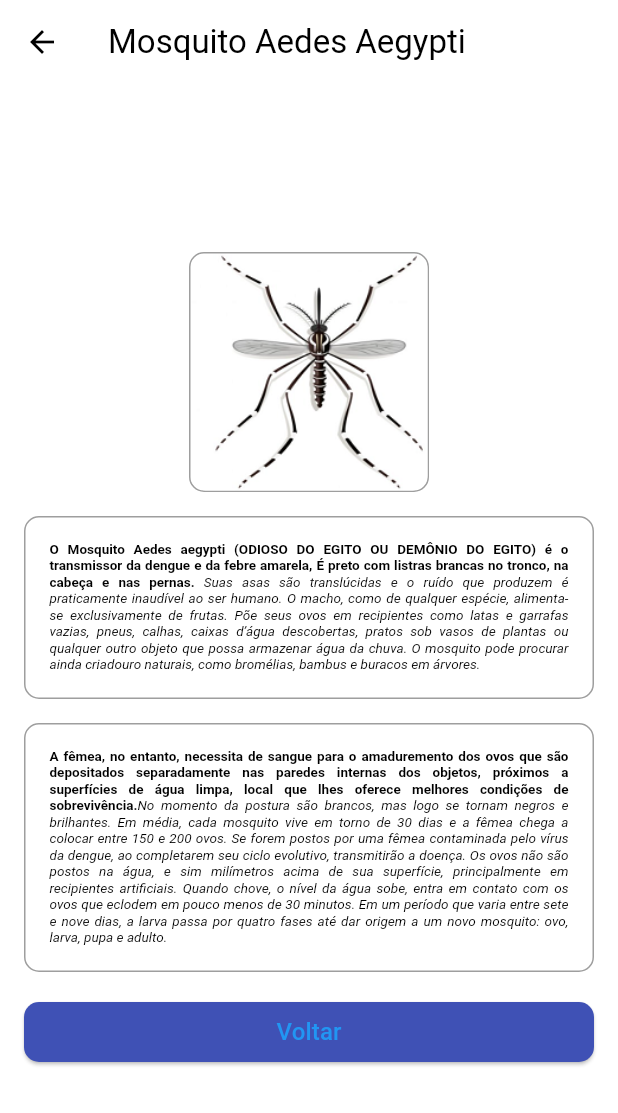
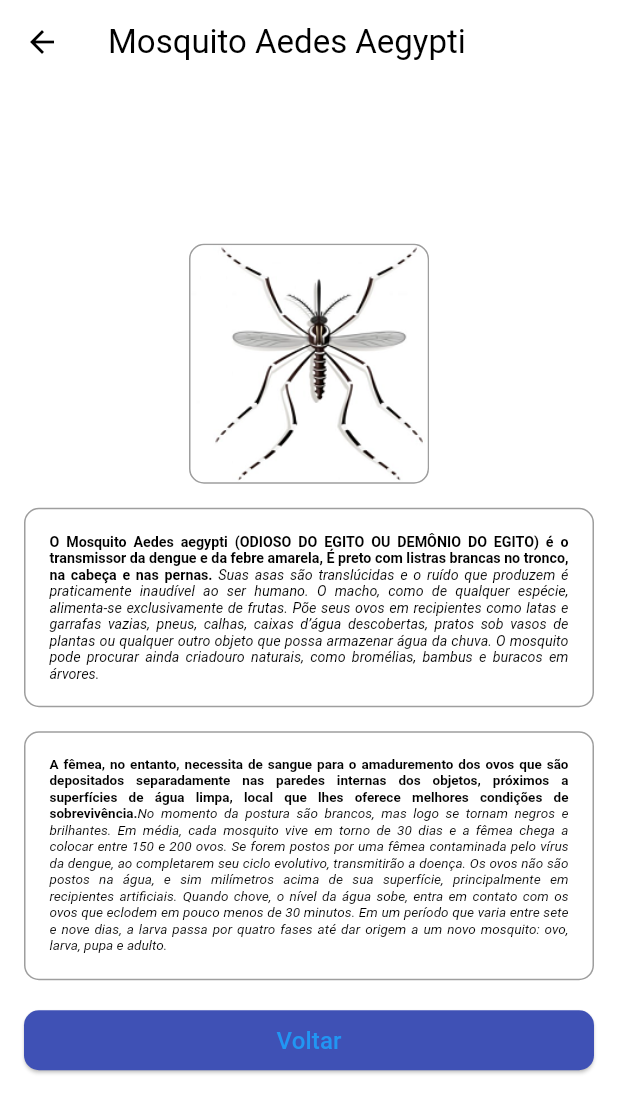
Before and after one commit to Tuareq/NBN10DEV, a Flutter app: the AegyptiScreen screen opened by its route, on a phone screen of 412 x 824 dp. Shown: the top 1113 px of the screen. Run offline on Flutter 3.47's test engine with Material 3 defaults, Android fonts, the phone set to English and light mode, and no system bars; our stand-ins replace cloud_firestore, firebase_auth, firebase_core, geolocator, google_maps_flutter, mask_text_input_formatter and 2 more; accounts and stored records are empty.

Commit message:
Projeto Endemics 2º commit

```diff
--- a/lib/mosquito/AegyptiScreen.dart
+++ b/lib/mosquito/AegyptiScreen.dart
@@ -50,7 +50,7 @@ class AegyptiScreen extends StatelessWidget {
                 child: RichText(
                   textAlign: TextAlign.justify, // Alinha o texto justificado
                   text: const TextSpan(
-                    style: TextStyle(fontSize: 9.0, color: Colors.black),
+                    style: TextStyle(fontSize: 9.5, color: Colors.black),
                     children: [
                       TextSpan(
                         text:
```
